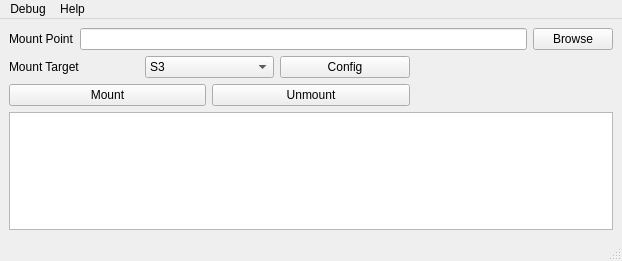
First picture: the form in gui/mountPrimaryWindow.ui, repository Seagate/cloudfuse, before the edit.
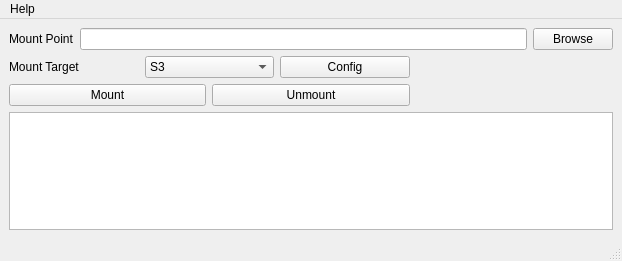
Second picture: the form after the edit.

Commit message: Remove unused debug info from GUI (#445)

Patch:
```diff
--- a/gui/mountPrimaryWindow.ui
+++ b/gui/mountPrimaryWindow.ui
@@ -134,14 +134,6 @@
      <height>22</height>
     </rect>
    </property>
-   <widget class="QMenu" name="menu_Debug">
-    <property name="title">
-     <string>Debug</string>
-    </property>
-    <addaction name="action_debugLogging"/>
-    <addaction name="action_debugHealthMonitor"/>
-    <addaction name="action_debugTesting"/>
-   </widget>
    <widget class="QMenu" name="menu_Help">
     <property name="title">
      <string>Help</string>
@@ -149,7 +141,6 @@
     <addaction name="actionAbout_Qt"/>
     <addaction name="actionAbout_CloudFuse"/>
    </widget>
-   <addaction name="menu_Debug"/>
    <addaction name="menu_Help"/>
   </widget>
   <widget class="QStatusBar" name="statusbar"/>
```
Left out of the diff: 15 changed lines with no effect on the pictures. The commit also changes 5 other files.
